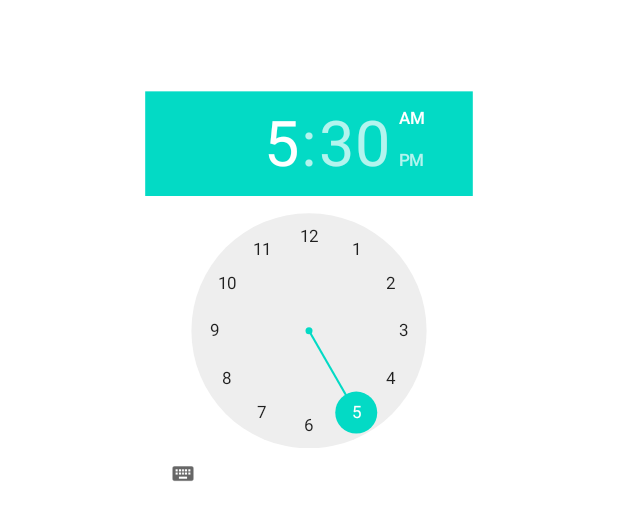
After one commit to lydianeU/AppMeteo, an Android app: the layout preference_timer.xml on its own in the app's theme, with its tools: preview values and no code run, on a phone screen of 412 x 824 dp. The commit adds this screen. Shown: the top 520 px of the screen. Run offline under Robolectric (Android 15) with nearby library versions, the phone set to English and light mode, and no system bars.

Commit message:
add timerPreference setting

```diff
--- /dev/null
+++ b/app/src/main/res/layout/preference_timer.xml
@@ -0,0 +1,24 @@
+<?xml version="1.0" encoding="utf-8"?>
+<!-- Layout for the TimePreference Dialog -->
+    <TimePicker xmlns:android="http://schemas.android.com/apk/res/android"
+    android:id="@+id/edit"
+    android:layout_width="wrap_content"
+    android:layout_height="wrap_content"
+    android:paddingBottom="18dp"
+    android:layout_marginLeft="50dp"
+    android:layout_marginRight="50dp"
+    android:layout_marginBottom="100dp"
+    android:scaleY="0.7"
+    android:scaleX="0.7"
+    />
+    <!--android:theme="@style/ThemeOverlay.App.AlertDialog.Content" -->
+
+<!--
+<TimePicker xmlns:android="http://schemas.android.com/apk/res/android"
+android:id="@+id/edit"
+android:layout_width="wrap_content"
+android:layout_height="wrap_content"
+android:layout_centerHorizontal="true"
+android:layout_centerVertical="true"
+android:timePickerMode="spinner"
+    />-->
--- a/app/src/main/res/xml/root_preferences.xml
+++ b/app/src/main/res/xml/root_preferences.xml
@@ -23,8 +23,12 @@
             android:key="sync"
             android:title="@string/sync_title" />
 
-
+        <fr.afpa.appmeteo.utils.TimerPreference
+            app:dependency="sync"
+            app:layout ="@layout/preference_timer"
+            app:selectable="true"/>
 
     </PreferenceCategory>
 
+
 </PreferenceScreen>
```
Also changed, not shown: app/src/main/java/fr/afpa/appmeteo/utils/TimerPreference.kt (added, +41 -0 lines).
